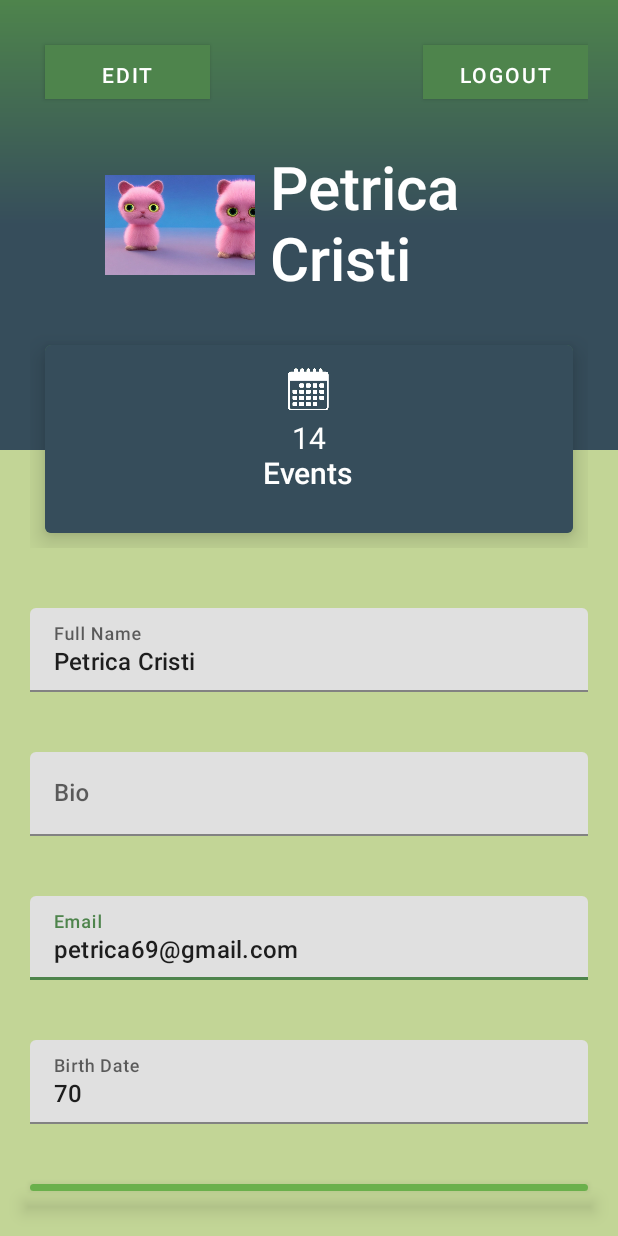
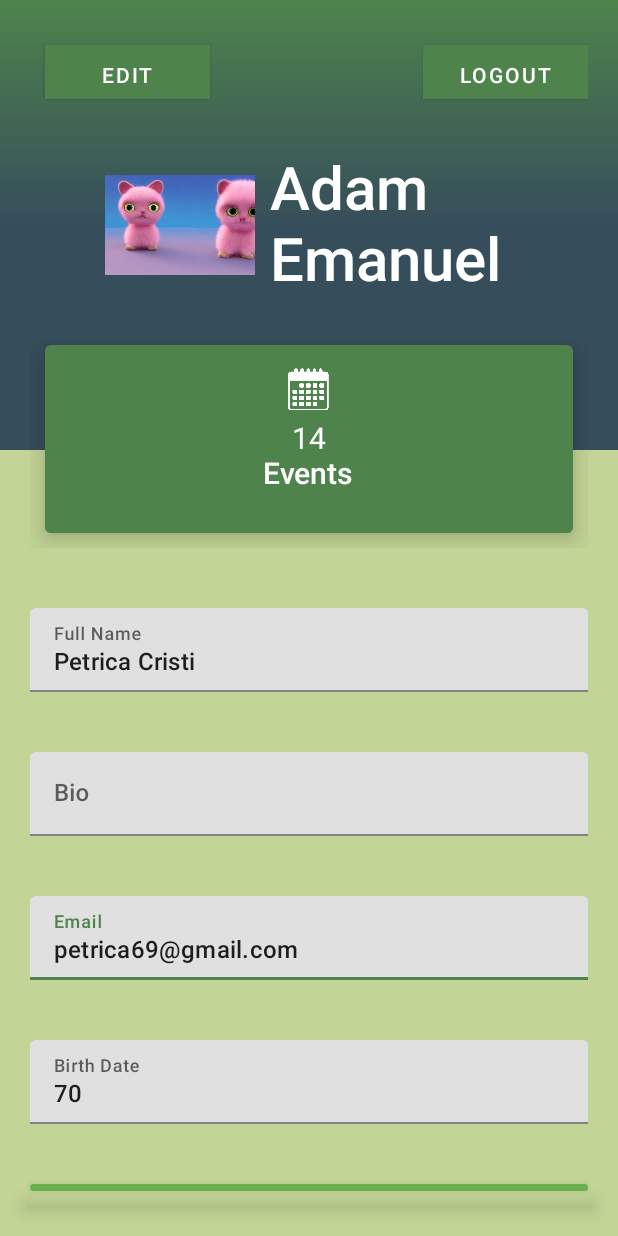
Before and after one commit to inginerie-software-2023-2024/proiect-inginerie-software-sportmatch, an Android app: the layout activity_profile.xml on its own in the app's theme, with its tools: preview values and no code run, on a phone screen of 412 x 824 dp. Run offline under Robolectric (Android 15) with nearby library versions, the phone set to English and light mode, and no system bars; Roboto replaces fonts that are not available here.

```diff
--- a/app/src/main/res/layout/activity_profile.xml
+++ b/app/src/main/res/layout/activity_profile.xml
@@ -42,7 +42,7 @@
             android:layout_marginLeft="10dp"
             android:layout_toRightOf="@+id/profile_image"
             android:includeFontPadding="false"
-            android:text="Petrica Cristi"
+            android:text="Adam Emanuel"
             android:textColor="#ffff"
             android:fontFamily="sans-serif-medium"
             android:textSize="40sp" />
@@ -82,7 +82,7 @@
             android:layout_marginLeft="10dp"
             android:layout_toRightOf="@+id/profile_image"
             android:includeFontPadding="false"
-            android:text="petrica69@gmail.com"
+            android:text="adamemi02@gmail.com"
             android:textColor="#ffff"
             android:textSize="20dp" /> -->
 
@@ -101,12 +101,12 @@
             android:layout_margin="10dp"
             android:layout_weight="1"
             android:layout_width="0dp"
-            app:cardBackgroundColor="@color/verde4"
+            app:cardBackgroundColor="@color/verde5"
             app:cardElevation="10dp">
             <RelativeLayout
                 android:layout_height="match_parent"
                 android:layout_width="match_parent"
-                android:background="@color/verde5"
+                android:background="@color/verde4"
                 android:padding="5dp">
 
                 <ImageView
```
Also changed, not shown: 1 other file.
